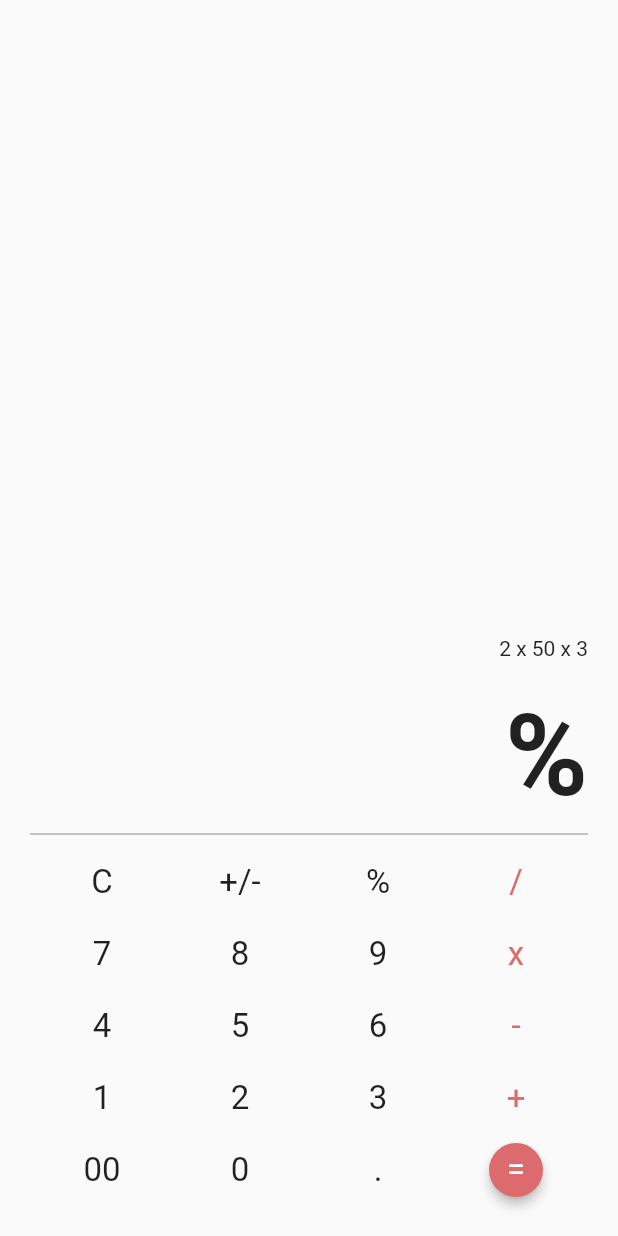
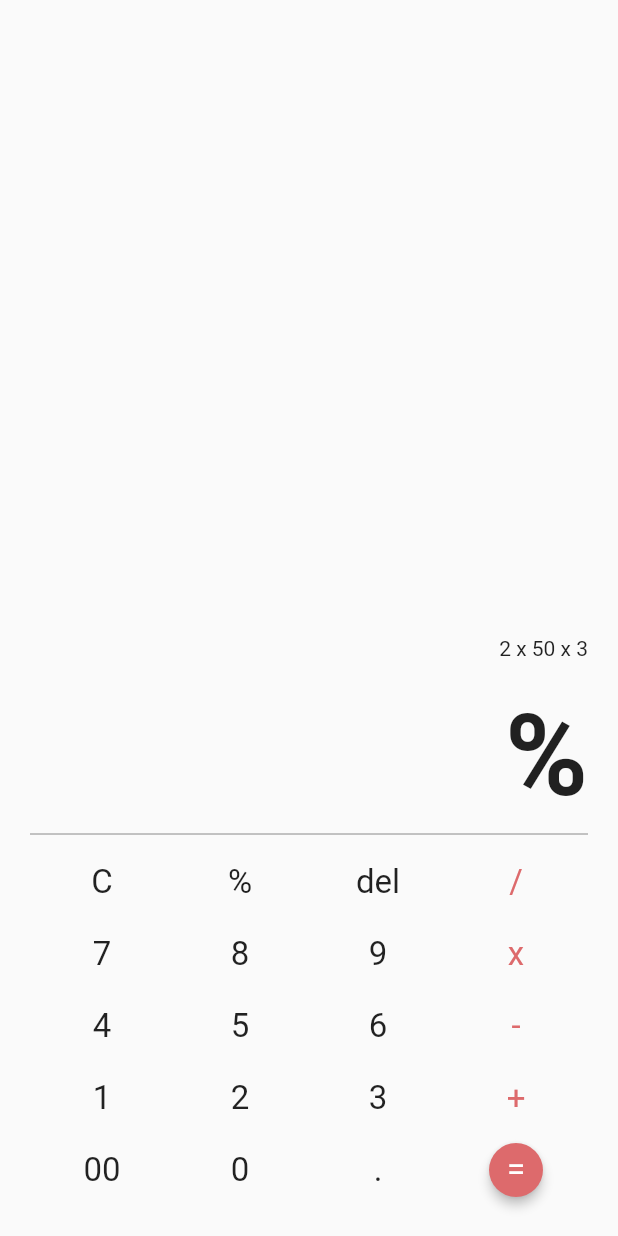
Before and after one commit to przbadu/my-awesome-flutter, a Flutter app: the screen it shows after launch, after a tap on an icon or button, on a phone screen of 412 x 824 dp. Run offline on Flutter 3.47's test engine with Material 2 defaults, Android fonts, the phone set to English and light mode, and no system bars; our stand-ins replace math_expressions.

Commit message:
#4: ability to delete (undo) last character.

```diff
--- a/calculator/lib/button.dart
+++ b/calculator/lib/button.dart
@@ -7,8 +7,10 @@ class Button extends StatelessWidget {
     this.elevation: 0,
     this.onPressed,
     this.backgroundColor,
+    this.icon,
   });
   final String text;
+  final Icon icon;
   final Color color;
   final Color backgroundColor;
   final double elevation;
--- a/calculator/lib/main.dart
+++ b/calculator/lib/main.dart
@@ -22,6 +22,9 @@ class _CalculatorState extends State<Calculator> {
     switch (input) {
       case 'C':
         result = '0';
+        break;
+      case 'del':
+        result = result.substring(0, result.length - 1);
         break;
       case '=':
         result = calculator.calculate(result);
@@ -81,8 +84,8 @@ class _CalculatorState extends State<Calculator> {
                         mainAxisAlignment: MainAxisAlignment.spaceEvenly,
                         children: [
                           _buildButton(text: 'C'),
-                          _buildButton(text: '+/-'),
                           _buildButton(text: '%'),
+                          _buildButton(text: 'del'),
                           _buildButton(text: '/', color: Color(0xFFDD6A6C)),
                         ],
                       ),
@@ -133,9 +136,10 @@ class _CalculatorState extends State<Calculator> {
     );
   }
 
-  Widget _buildButton({String text, Color color}) {
+  Widget _buildButton({String text, Icon icon, Color color}) {
     return Button(
       text: text,
+      icon: icon,
       color: color,
       onPressed: () => calculate(text),
     );
```
